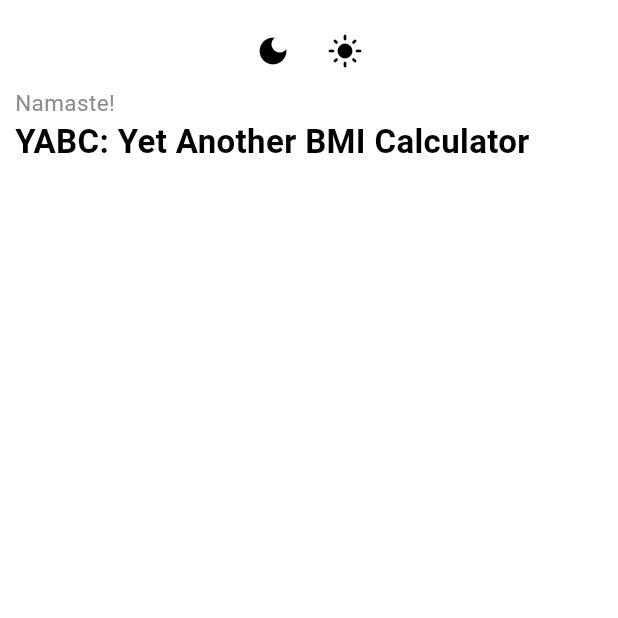
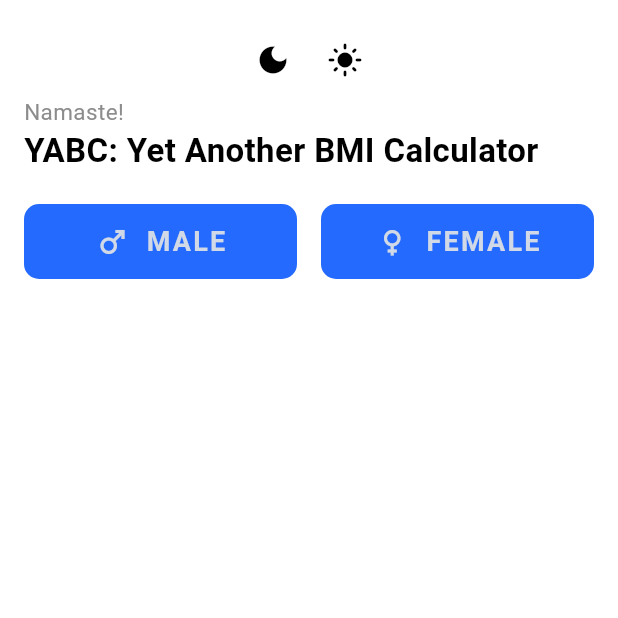
Before and after one commit to harshit2k4/YABC, a Flutter app: the screen it shows after launch, on a phone screen of 412 x 824 dp, the top half of it. Run offline on Flutter 3.47's test engine with Material 3 defaults, Android fonts, the phone set to English and light mode, and no system bars; our stand-ins replace get.

Commit message:
ui: implement gender selector button

```diff
--- a/lib/ui/home_page.dart
+++ b/lib/ui/home_page.dart
@@ -1,6 +1,7 @@
 import 'package:flutter/material.dart';
 import 'package:get/get.dart';
 import 'package:yabc/controllers/theme_controller.dart';
+import 'package:yabc/widgets/primary_button.dart';
 import 'package:yabc/widgets/theme_switcher_btn.dart';
 
 class HomePage extends StatelessWidget {
@@ -14,7 +15,7 @@ class HomePage extends StatelessWidget {
     return Scaffold(
       body: SafeArea(
         child: Padding(
-          padding: const EdgeInsets.all(10.0),
+          padding: const EdgeInsets.all(16.0),
           child: Column(
             children: [
               ThemeSwitcherBtn(),
@@ -44,6 +45,16 @@ class HomePage extends StatelessWidget {
                 ],
               ),
               SizedBox(height: 20),
+              // Sex selector button
+              const Row(
+                children: [
+                  // Male
+                  PrimaryButton(icon: Icons.male, buttonTitle: "MALE"),
+                  SizedBox(width: 16),
+                  // Female
+                  PrimaryButton(icon: Icons.female, buttonTitle: "FEMALE"),
+                ],
+              ),
             ],
           ),
         ),
```
